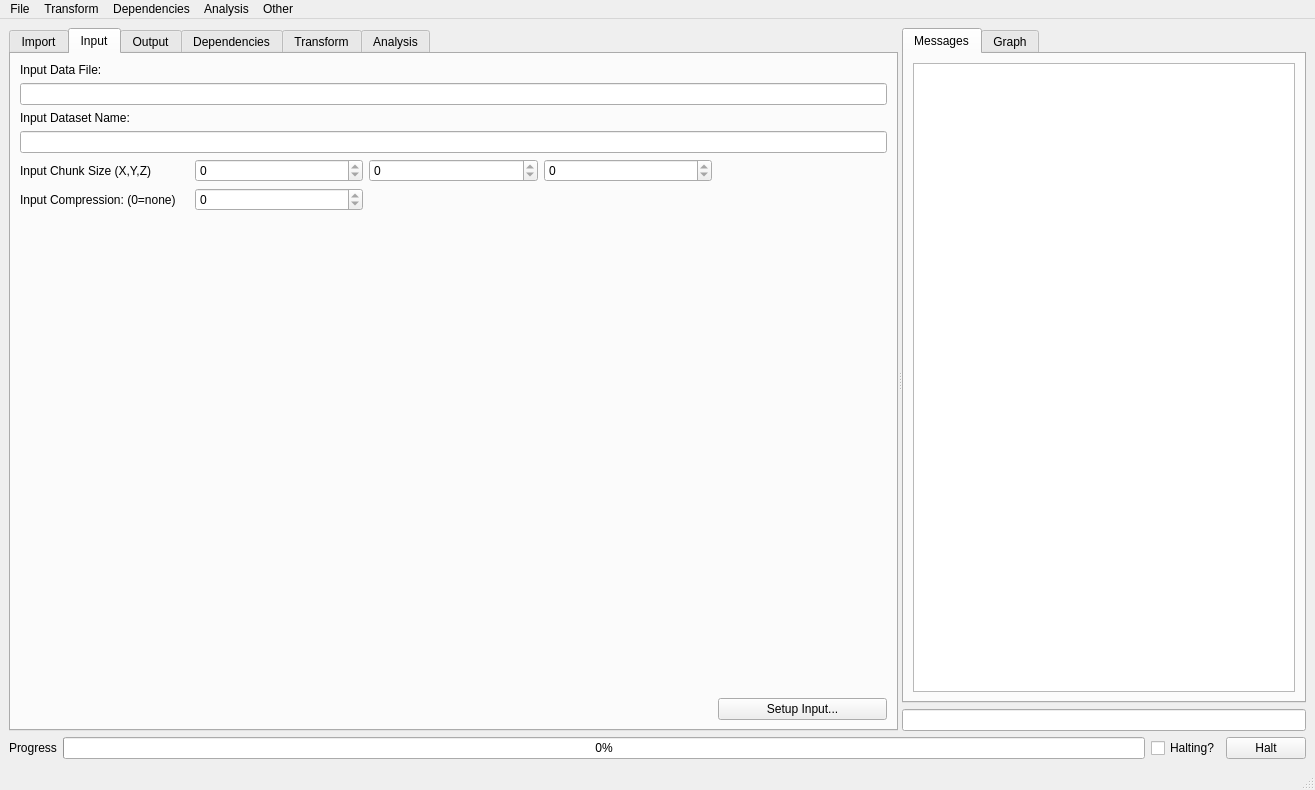
Qt form cctwqt/cctwqtmainwindow.ui (guyjennings/cctw) before a commit.
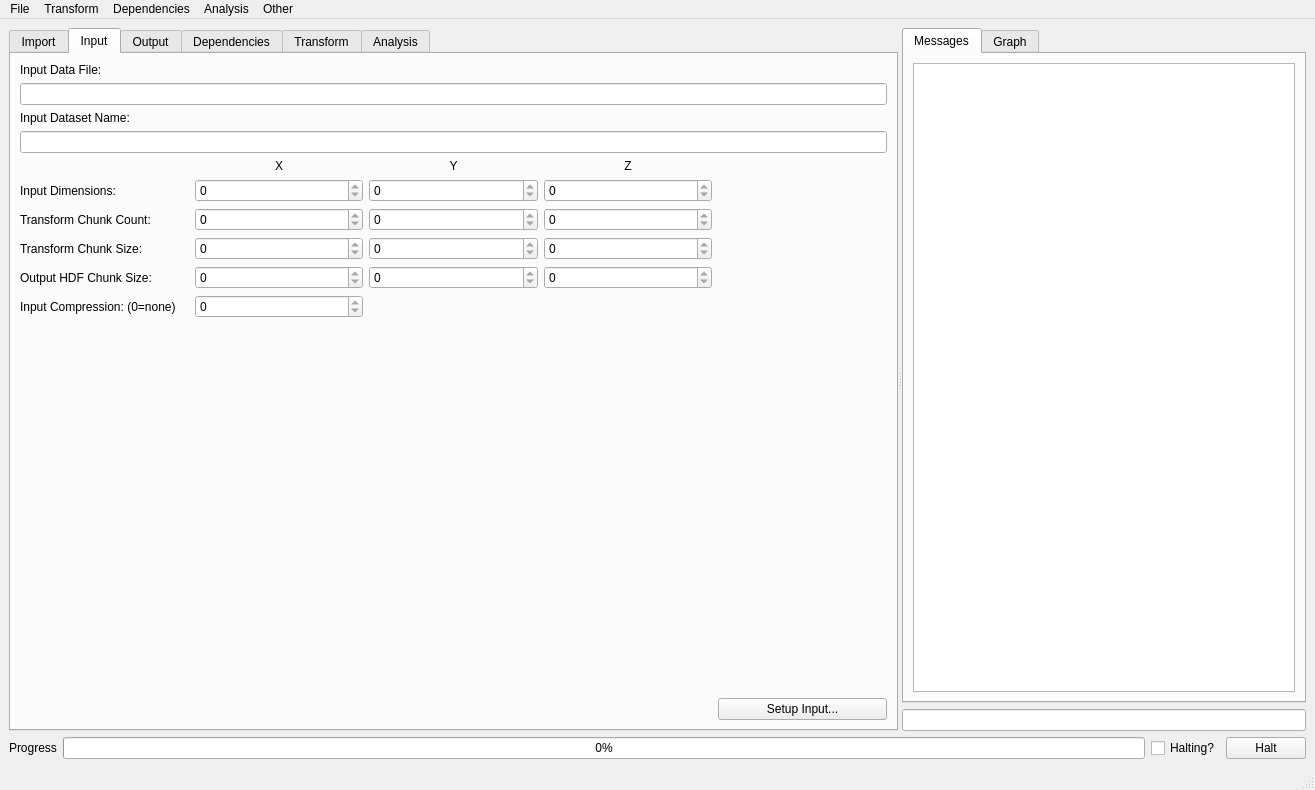
The same form after that commit. The open tabs and pages were chosen to show the change. Custom widgets are drawn as their Qt base class.

Commit message: More dataset information added to main window Added dimension, chunk size and chunk count changed signals

Patch:
```diff
--- a/cctwqt/cctwqtmainwindow.ui
+++ b/cctwqt/cctwqtmainwindow.ui
@@ -227,35 +227,8 @@
          <string>Input</string>
         </attribute>
         <layout class="QGridLayout" name="gridLayout_4">
-         <item row="0" column="0">
-          <widget class="QLabel" name="label">
-           <property name="text">
-            <string>Input Data File:</string>
-           </property>
-          </widget>
-         </item>
-         <item row="1" column="0" colspan="5">
-          <widget class="QLineEdit" name="m_InputDataFileName"/>
-         </item>
-         <item row="2" column="0">
-          <widget class="QLabel" name="label_3">
-           <property name="text">
-            <string>Input Dataset Name:</string>
-           </property>
-          </widget>
-         </item>
-         <item row="3" column="0" colspan="5">
-          <widget class="QLineEdit" name="m_InputDataSetName"/>
-         </item>
-         <item row="4" column="0">
-          <widget class="QLabel" name="label_12">
-           <property name="text">
-            <string>Input Chunk Size (X,Y,Z)</string>
-           </property>
-          </widget>
-         </item>
-         <item row="4" column="1">
-          <widget class="QSpinBox" name="m_InputChunkX">
+         <item row="9" column="1">
+          <widget class="QSpinBox" name="m_InputCompression">
            <property name="toolTip">
             <string>Output HDF Chunk Size in X</string>
            </property>
@@ -267,21 +240,15 @@
            </property>
           </widget>
          </item>
-         <item row="4" column="2">
-          <widget class="QSpinBox" name="m_InputChunkY">
-           <property name="toolTip">
-            <string>Output HDF Chunk Size in Y</string>
+         <item row="11" column="4">
+          <widget class="QPushButton" name="m_SetupInputButton">
+           <property name="text">
+            <string>Setup Input...</string>
            </property>
-           <property name="readOnly">
-            <bool>true</bool>
-           </property>
-           <property name="maximum">
-            <number>999999</number>
-           </property>
           </widget>
          </item>
-         <item row="4" column="3">
-          <widget class="QSpinBox" name="m_InputChunkZ">
+         <item row="5" column="1">
+          <widget class="QSpinBox" name="m_InputDimensionsX">
            <property name="toolTip">
             <string>Output HDF Chunk Size in Z</string>
            </property>
@@ -293,15 +260,15 @@
            </property>
           </widget>
          </item>
-         <item row="5" column="0">
+         <item row="9" column="0">
           <widget class="QLabel" name="label_13">
            <property name="text">
             <string>Input Compression: (0=none)</string>
            </property>
           </widget>
          </item>
-         <item row="5" column="1">
-          <widget class="QSpinBox" name="m_InputCompression">
+         <item row="8" column="1">
+          <widget class="QSpinBox" name="m_InputHDFChunkX">
            <property name="toolTip">
             <string>Output HDF Chunk Size in X</string>
            </property>
@@ -313,7 +280,34 @@
            </property>
           </widget>
          </item>
-         <item row="6" column="0" colspan="5">
+         <item row="8" column="3">
+          <widget class="QSpinBox" name="m_InputHDFChunkZ">
+           <property name="toolTip">
+            <string>Output HDF Chunk Size in Z</string>
+           </property>
+           <property name="readOnly">
+            <bool>true</bool>
+           </property>
+           <property name="maximum">
+            <number>999999</number>
+           </property>
+          </widget>
+         </item>
+         <item row="8" column="0">
+          <widget class="QLabel" name="label_12">
+           <property name="text">
+            <string>Output HDF Chunk Size:</string>
+           </property>
+          </widget>
+         </item>
+         <item row="3" column="0" colspan="5">
+          <widget class="QLineEdit" name="m_InputDataSetName">
+           <property name="readOnly">
+            <bool>true</bool>
+           </property>
+          </widget>
+         </item>
+         <item row="10" column="0" colspan="5">
           <spacer name="verticalSpacer_2">
            <property name="orientation">
             <enum>Qt::Vertical</enum>
@@ -326,7 +320,20 @@
            </property>
           </spacer>
          </item>
-         <item row="7" column="0" colspan="4">
+         <item row="8" column="2">
+          <widget class="QSpinBox" name="m_InputHDFChunkY">
+           <property name="toolTip">
+            <string>Output HDF Chunk Size in Y</string>
+           </property>
+           <property name="readOnly">
+            <bool>true</bool>
+           </property>
+           <property name="maximum">
+            <number>999999</number>
+           </property>
+          </widget>
+         </item>
+         <item row="11" column="0" colspan="4">
           <spacer name="horizontalSpacer_3">
            <property name="orientation">
             <enum>Qt::Horizontal</enum>
@@ -339,10 +346,179 @@
            </property>
           </spacer>
          </item>
-         <item row="7" column="4">
-          <widget class="QPushButton" name="m_SetupInputButton">
+         <item row="7" column="0">
+          <widget class="QLabel" name="label_16">
            <property name="text">
-            <string>Setup Input...</string>
+            <string>Transform Chunk Size:</string>
+           </property>
+          </widget>
+         </item>
+         <item row="2" column="0">
+          <widget class="QLabel" name="label_3">
+           <property name="text">
+            <string>Input Dataset Name:</string>
+           </property>
+          </widget>
+         </item>
+         <item row="7" column="1">
+          <widget class="QSpinBox" name="m_InputChunkX">
+           <property name="toolTip">
+            <string>Output HDF Chunk Size in X</string>
+           </property>
+           <property name="readOnly">
+            <bool>true</bool>
+           </property>
+           <property name="maximum">
+            <number>999999</number>
+           </property>
+          </widget>
+         </item>
+         <item row="0" column="0">
+          <widget class="QLabel" name="label">
+           <property name="text">
+            <string>Input Data File:</string>
+           </property>
+          </widget>
+         </item>
+         <item row="6" column="2">
+          <widget class="QSpinBox" name="m_InputCountY">
+           <property name="toolTip">
+            <string>Output HDF Chunk Size in Y</string>
+           </property>
+           <property name="readOnly">
+            <bool>true</bool>
+           </property>
+           <property name="maximum">
+            <number>999999</number>
+           </property>
+          </widget>
+         </item>
+         <item row="1" column="0" colspan="5">
+          <widget class="QLineEdit" name="m_InputDataFileName">
+           <property name="readOnly">
+            <bool>true</bool>
+           </property>
+          </widget>
+         </item>
+         <item row="5" column="2">
+          <widget class="QSpinBox" name="m_InputDimensionsY">
+           <property name="toolTip">
+            <string>Output HDF Chunk Size in Y</string>
+           </property>
+           <property name="readOnly">
+            <bool>true</bool>
+           </property>
+           <property name="maximum">
+            <number>999999</number>
+           </property>
+          </widget>
+         </item>
+         <item row="5" column="0">
+          <widget class="QLabel" name="label_17">
+           <property name="text">
+            <string>Input Dimensions:</string>
+           </property>
+          </widget>
+         </item>
+         <item row="7" column="2">
+          <widget class="QSpinBox" name="m_InputChunkY">
+           <property name="toolTip">
+            <string>Output HDF Chunk Size in Y</string>
+           </property>
+           <property name="readOnly">
+            <bool>true</bool>
+           </property>
+           <property name="maximum">
+            <number>999999</number>
+           </property>
+          </widget>
+         </item>
+         <item row="6" column="0">
+          <widget class="QLabel" name="label_18">
+           <property name="text">
+            <string>Transform Chunk Count:</string>
+           </property>
+          </widget>
+         </item>
+         <item row="5" column="3">
+          <widget class="QSpinBox" name="m_InputDimensionsZ">
+           <property name="toolTip">
+            <string>Output HDF Chunk Size in Z</string>
+           </property>
+           <property name="readOnly">
+            <bool>true</bool>
+           </property>
+           <property name="maximum">
+            <number>999999</number>
+           </property>
+          </widget>
+         </item>
+         <item row="6" column="3">
+          <widget class="QSpinBox" name="m_InputCountZ">
+           <property name="toolTip">
+            <string>Output HDF Chunk Size in Z</string>
+           </property>
+           <property name="readOnly">
+            <bool>true</bool>
+           </property>
+           <property name="maximum">
+            <number>999999</number>
+           </property>
+          </widget>
+         </item>
+         <item row="6" column="1">
+          <widget class="QSpinBox" name="m_InputCountX">
+           <property name="toolTip">
+            <string>Output HDF Chunk Size in X</string>
+           </property>
+           <property name="readOnly">
+            <bool>true</bool>
+           </property>
+           <property name="maximum">
+            <number>999999</number>
+           </property>
+          </widget>
+         </item>
+         <item row="7" column="3">
+          <widget class="QSpinBox" name="m_InputChunkZ">
+           <property name="toolTip">
+            <string>Output HDF Chunk Size in Z</string>
+           </property>
+           <property name="readOnly">
+            <bool>true</bool>
+           </property>
+           <property name="maximum">
+            <number>999999</number>
+           </property>
+          </widget>
+         </item>
+         <item row="4" column="1">
+          <widget class="QLabel" name="label_25">
+           <property name="text">
+            <string>X</string>
+           </property>
+           <property name="alignment">
+            <set>Qt::AlignCenter</set>
+           </property>
+          </widget>
+         </item>
+         <item row="4" column="2">
+          <widget class="QLabel" name="label_26">
+           <property name="text">
+            <string>Y</string>
+           </property>
+           <property name="alignment">
+            <set>Qt::AlignCenter</set>
+           </property>
+          </widget>
+         </item>
+         <item row="4" column="3">
+          <widget class="QLabel" name="label_27">
+           <property name="text">
+            <string>Z</string>
+           </property>
+           <property name="alignment">
+            <set>Qt::AlignCenter</set>
            </property>
           </widget>
          </item>
```
Left out of the diff: 264 changed lines with no effect on the pictures. The commit also changes 4 other files.
